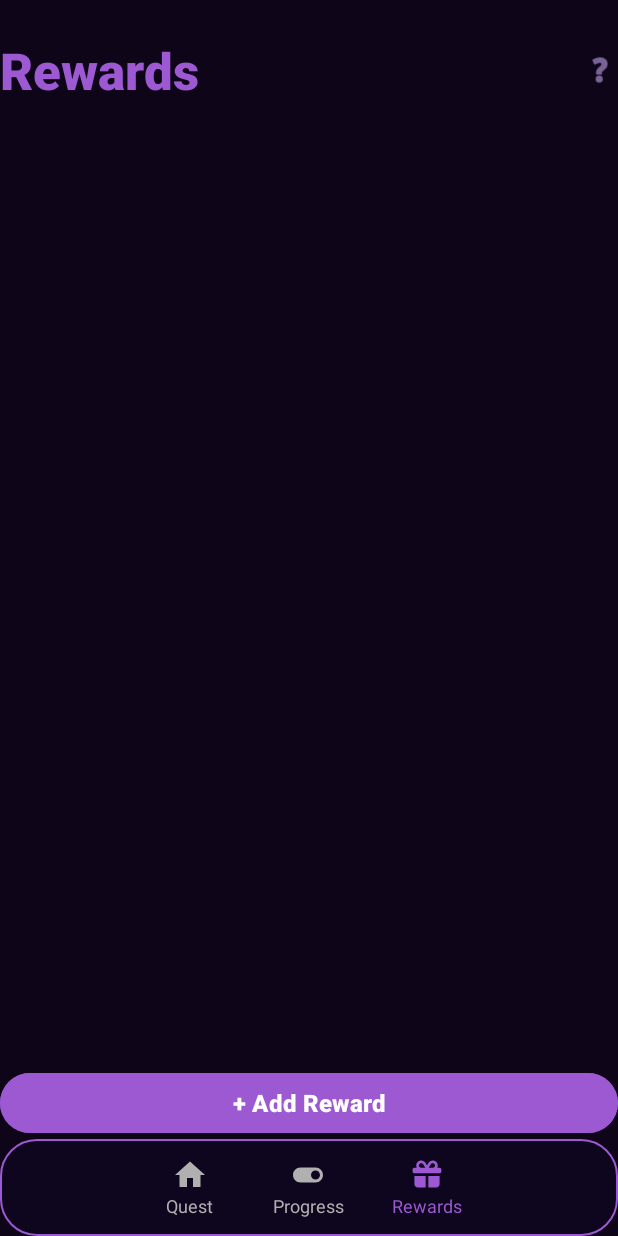
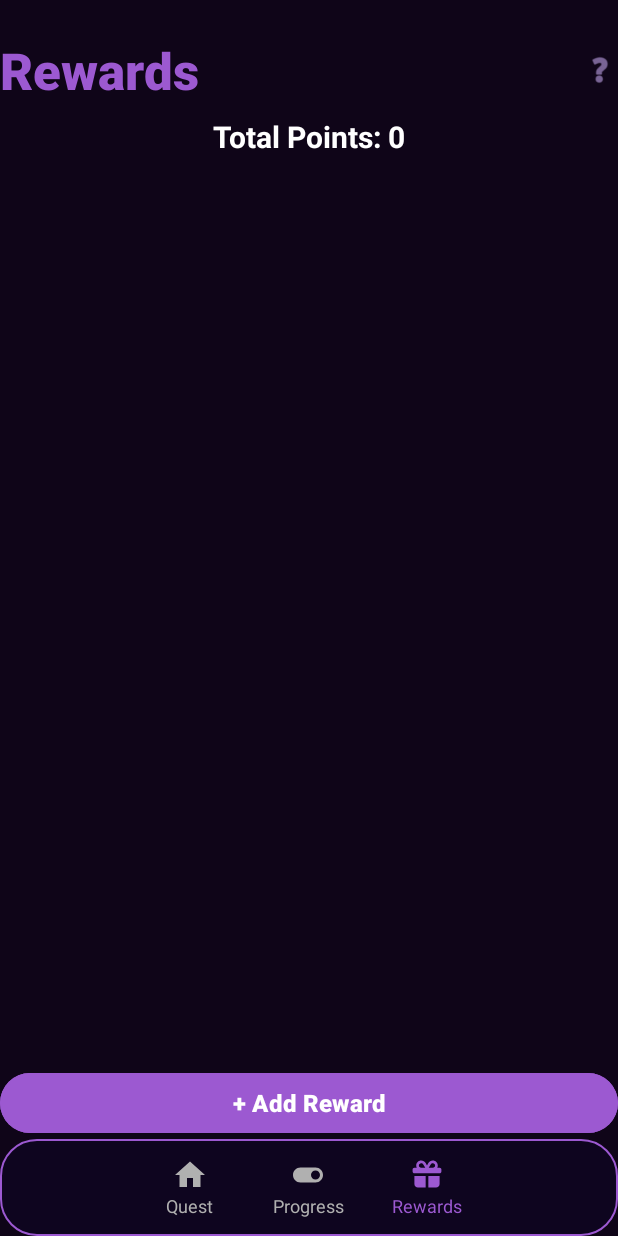
Before and after one commit to Yahya2511/ProductivityGame, an Android app: the RewardsActivity screen opened directly, with no data from a screen before it, on a phone screen of 412 x 824 dp. Run offline under Robolectric (Android 15) with nearby library versions, the phone set to English and light mode, and no system bars; our stand-ins replace Room's generated code.

Commit message:
add gain rewards

```diff
--- a/app/src/main/java/com/example/productivitygame/RewardAdapter.kt
+++ b/app/src/main/java/com/example/productivitygame/RewardAdapter.kt
@@ -7,7 +7,11 @@ import android.widget.TextView
 import androidx.recyclerview.widget.RecyclerView
 import com.example.productivitygame.database.Reward
 
-class RewardAdapter(private var rewards: List<Reward>) : RecyclerView.Adapter<RewardAdapter.RewardViewHolder>() {
+
+class RewardAdapter(
+    private var rewards: List<Reward>,
+    private val onItemClicked: (Reward) -> Unit
+) : RecyclerView.Adapter<RewardAdapter.RewardViewHolder>() {
 
     override fun onCreateViewHolder(parent: ViewGroup, viewType: Int): RewardViewHolder {
         val view = LayoutInflater.from(parent.context)
@@ -17,15 +21,22 @@ class RewardAdapter(private var rewards: List<Reward>) : RecyclerView.Adapter<Re
 
     override fun onBindViewHolder(holder: RewardViewHolder, position: Int) {
         val reward = rewards[position]
-        holder.rewardTitle.text = reward.name
-        holder.rewardPoints.text = "${reward.cost} Points"
+        holder.bind(reward)
+        holder.itemView.setOnClickListener {
+            onItemClicked(reward)
+        }
     }
 
     override fun getItemCount() = rewards.size
 
     class RewardViewHolder(itemView: View) : RecyclerView.ViewHolder(itemView) {
-        val rewardTitle: TextView = itemView.findViewById(R.id.item_title)
-        val rewardPoints: TextView = itemView.findViewById(R.id.item_points)
+        private val rewardTitle: TextView = itemView.findViewById(R.id.item_title)
+        private val rewardPoints: TextView = itemView.findViewById(R.id.item_points)
+
+        fun bind(reward: Reward) {
+            rewardTitle.text = reward.name
+            rewardPoints.text = "${reward.cost} Points"
+        }
     }
 
     fun updateRewards(newRewards: List<Reward>) {
--- a/app/src/main/java/com/example/productivitygame/RewardsActivity.kt
+++ b/app/src/main/java/com/example/productivitygame/RewardsActivity.kt
@@ -4,21 +4,30 @@ import android.content.Intent
 import android.os.Bundle
 import android.widget.Button
 import android.widget.LinearLayout
+import android.widget.TextView
+import android.widget.Toast
 import androidx.activity.enableEdgeToEdge
+import androidx.appcompat.app.AlertDialog
 import androidx.appcompat.app.AppCompatActivity
 import androidx.core.view.ViewCompat
 import androidx.core.view.WindowInsetsCompat
 import androidx.lifecycle.Observer
+import androidx.lifecycle.lifecycleScope
 import androidx.recyclerview.widget.LinearLayoutManager
 import androidx.recyclerview.widget.RecyclerView
 import com.example.productivitygame.database.AppDatabase
+import com.example.productivitygame.database.Reward
 import com.example.productivitygame.database.RewardDao
+import com.example.productivitygame.database.UserProgressDao
+import kotlinx.coroutines.launch
 
 class RewardsActivity : AppCompatActivity() {
 
     private lateinit var rewardDao: RewardDao
+    private lateinit var userProgressDao: UserProgressDao
     private lateinit var rewardsRecyclerView: RecyclerView
     private lateinit var rewardAdapter: RewardAdapter
+    private lateinit var totalPointsTextView: TextView
 
     override fun onCreate(savedInstanceState: Bundle?) {
         super.onCreate(savedInstanceState)
@@ -30,18 +39,16 @@ class RewardsActivity : AppCompatActivity() {
             insets
         }
 
-        rewardDao = AppDatabase.getDatabase(applicationContext).rewardDao()
+        val db = AppDatabase.getDatabase(applicationContext)
+        rewardDao = db.rewardDao()
+        userProgressDao = db.userProgressDao()
 
+        totalPointsTextView = findViewById(R.id.totalPoints)
         rewardsRecyclerView = findViewById(R.id.rewardsRecycler)
-        rewardAdapter = RewardAdapter(emptyList())
-        rewardsRecyclerView.adapter = rewardAdapter
-        rewardsRecyclerView.layoutManager = LinearLayoutManager(this)
 
-        rewardDao.getAvailableRewards().observe(this, Observer { rewards ->
-            rewards?.let {
-                rewardAdapter.updateRewards(it)
-            }
-        })
+        setupRecyclerView()
+        observeRewards()
+        observeUserProgress()
 
         val btnAddReward = findViewById<Button>(R.id.btnAddReward)
         btnAddReward.setOnClickListener {
@@ -49,27 +56,94 @@ class RewardsActivity : AppCompatActivity() {
             startActivity(intent)
         }
 
+        setupBottomNavigation()
+    }
 
+    private fun setupRecyclerView() {
+        rewardAdapter = RewardAdapter(emptyList()) { reward ->
+            handleRewardClick(reward)
+        }
+        rewardsRecyclerView.adapter = rewardAdapter
+        rewardsRecyclerView.layoutManager = LinearLayoutManager(this)
+    }
+
+    private fun observeRewards() {
+        rewardDao.getAvailableRewards().observe(this, Observer { rewards ->
+            rewards?.let {
+                rewardAdapter.updateRewards(it)
+            }
+        })
+    }
+
+    private fun observeUserProgress() {
+        userProgressDao.getProgress().observe(this, Observer { progress ->
+            progress?.let {
+                totalPointsTextView.text = "Total Points: ${it.totalPoints}"
+            }
+        })
+    }
+
+    private fun handleRewardClick(reward: Reward) {
+        lifecycleScope.launch {
+            val userProgress = userProgressDao.getProgressSynchronously()
+            val currentPoints = userProgress?.totalPoints ?: 0
+
+            if (currentPoints >= reward.cost) {
+                showConfirmationDialog(reward)
+            } else {
+                showInsufficientPointsDialog()
+            }
+        }
+    }
+
+    private fun showConfirmationDialog(reward: Reward) {
+        AlertDialog.Builder(this)
+            .setTitle("Confirm Purchase")
+            .setMessage("Are you sure you want to claim '${reward.name}' for ${reward.cost} points?")
+            .setPositiveButton("Yes") { _, _ ->
+                claimReward(reward)
+            }
+            .setNegativeButton("No", null)
+            .show()
+    }
+
+    private fun showInsufficientPointsDialog() {
+        AlertDialog.Builder(this)
+            .setTitle("Oops")
+            .setMessage("You do not have enough points to claim this reward.")
+            .setPositiveButton("OK", null)
+            .show()
+    }
+
+    private fun claimReward(reward: Reward) {
+        lifecycleScope.launch {
+            userProgressDao.deductPoints(reward.cost)
+            rewardDao.claimReward(reward.id)
+            Toast.makeText(this@RewardsActivity, "'${reward.name}' claimed!", Toast.LENGTH_SHORT).show()
+        }
+    }
+
+    private fun setupBottomNavigation() {
         val questBtn = findViewById<LinearLayout>(R.id.Quest)
         val progressBtn = findViewById<LinearLayout>(R.id.Progress)
         val rewardsBtn = findViewById<LinearLayout>(R.id.Rewards)
 
         questBtn.setOnClickListener {
-            if(this !is QuestsActivity){
+            if (this !is QuestsActivity) {
                 val intent = Intent(this, QuestsActivity::class.java)
                 startActivity(intent)
             }
         }
 
         progressBtn.setOnClickListener {
-            if(this !is ProgressActivity){
+            if (this !is ProgressActivity) {
                 val intent = Intent(this, ProgressActivity::class.java)
                 startActivity(intent)
             }
         }
 
         rewardsBtn.setOnClickListener {
-            if(this !is RewardsActivity) {
+            if (this !is RewardsActivity) {
                 val intent = Intent(this, RewardsActivity::class.java)
                 startActivity(intent)
             }
--- a/app/src/main/java/com/example/productivitygame/database/UserProgressDao.kt
+++ b/app/src/main/java/com/example/productivitygame/database/UserProgressDao.kt
@@ -20,5 +20,6 @@ interface UserProgressDao {
     @Query("UPDATE user_progress SET total_points = total_points - :cost WHERE id = 1")
     suspend fun deductPoints(cost: Int)
 
-
+    @Query("SELECT * FROM user_progress WHERE id = 1")
+    suspend fun getProgressSynchronously(): UserProgress?
 }
--- a/app/src/main/res/layout/activity_rewards.xml
+++ b/app/src/main/res/layout/activity_rewards.xml
@@ -32,13 +32,28 @@
         app:layout_constraintTop_toTopOf="@id/tvTitle"
         app:tint="#BFA3E8" />
 
+    <TextView
+        android:id="@+id/totalPoints"
+        android:layout_width="wrap_content"
+        android:layout_height="wrap_content"
+        android:layout_marginTop="8dp"
+        android:gravity="center"
+        android:text=""
+        android:textColor="@color/white"
+        android:textSize="20sp"
+        android:textStyle="bold"
+        app:layout_constraintEnd_toEndOf="parent"
+        app:layout_constraintHorizontal_bias="0.498"
+        app:layout_constraintStart_toStartOf="parent"
+        app:layout_constraintTop_toBottomOf="@+id/tvTitle" />
+
     <androidx.recyclerview.widget.RecyclerView
         android:id="@+id/rewardsRecycler"
         android:layout_width="match_parent"
         android:layout_height="0dp"
         android:layout_marginTop="24dp"
         app:layout_constraintBottom_toTopOf="@+id/btnAddReward"
-        app:layout_constraintTop_toBottomOf="@id/tvTitle"
+        app:layout_constraintTop_toBottomOf="@id/totalPoints"
         tools:layout_editor_absoluteX="16dp"
         tools:listitem="@layout/reward_card" />
 
```
